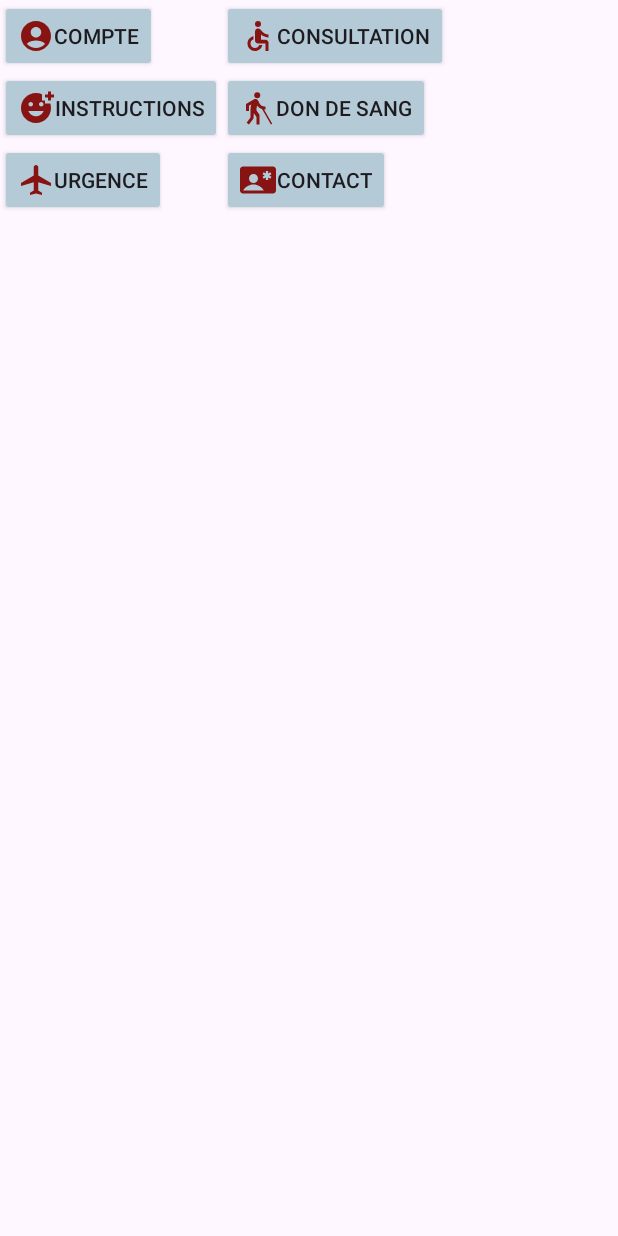
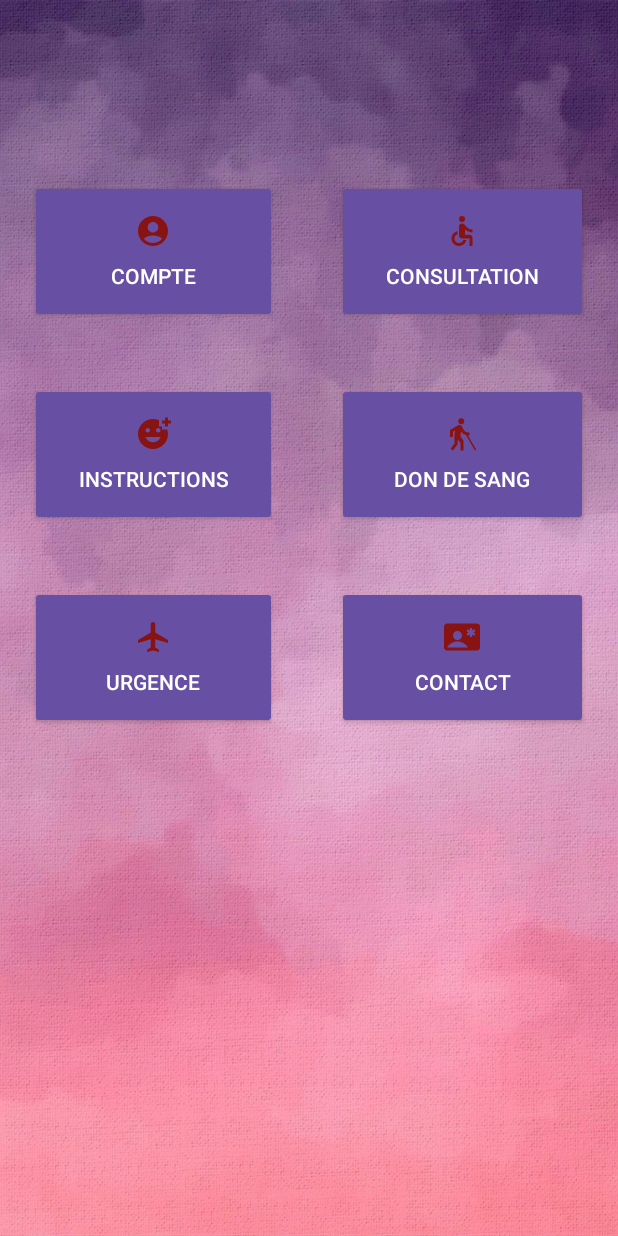
Before and after one commit to ismailoxs/internership-project, an Android app: the Homme1 screen opened directly, with no data from a screen before it, on a phone screen of 412 x 824 dp. Run offline under Robolectric (Android 15) with nearby library versions, the phone set to English and light mode, and no system bars.

Commit message:
acompte_photo creation

```diff
--- a/Inter_Pro/app/build.gradle.kts
+++ b/Inter_Pro/app/build.gradle.kts
@@ -1,6 +1,7 @@
 plugins {
     alias(libs.plugins.androidApplication)
 }
+
 
 android {
     namespace = "com.example.inter_pro"
@@ -32,6 +33,7 @@ android {
 }
 
 dependencies {
+    implementation ("androidx.cardview:cardview:1.0.0")
 
     implementation(libs.appcompat)
     implementation(libs.material)
--- a/Inter_Pro/app/src/main/AndroidManifest.xml
+++ b/Inter_Pro/app/src/main/AndroidManifest.xml
@@ -13,6 +13,9 @@
         android:theme="@style/Theme.Inter_Pro"
         tools:targetApi="31">
         <activity
+            android:name=".CompteActivity"
+            android:exported="false" />
+        <activity
             android:name=".Homme1"
             android:exported="false" />
         <activity
--- a/Inter_Pro/app/src/main/java/com/example/inter_pro/Homme1.java
+++ b/Inter_Pro/app/src/main/java/com/example/inter_pro/Homme1.java
@@ -1,8 +1,11 @@
 package com.example.inter_pro;
 
+import android.annotation.SuppressLint;
+import android.content.Intent;
 import android.content.res.ColorStateList;
 import android.graphics.Color;
 import android.os.Bundle;
+import android.view.View;
 import android.widget.Button;
 import android.widget.GridLayout;
 import android.widget.Toast;
@@ -14,59 +17,28 @@ import androidx.core.view.ViewCompat;
 import androidx.core.view.WindowInsetsCompat;
 
 public class Homme1 extends AppCompatActivity {
+Button compte,consultation,instruction,de_sang,urgence,contact;
+Intent intent;
 
     @Override
     protected void onCreate(Bundle savedInstanceState) {
         super.onCreate(savedInstanceState);
         EdgeToEdge.enable(this);
         setContentView(R.layout.activity_homme1);
-        GridLayout gridLayout = new GridLayout(this);
-        gridLayout.setColumnCount(2); // Set the number of columns
 
-        Button button1 = new Button(this);
-        button1.setText("Compte");
-        ColorStateList colorStateList = ColorStateList.valueOf(Color.parseColor("#B5CAD7"));
-        ViewCompat.setBackgroundTintList(button1, colorStateList);
-        button1.setCompoundDrawablesWithIntrinsicBounds(R.drawable.account, 0, 0, 0);
-        Button button2 = new Button(this);
-        button2.setText("Consultation");
-        ViewCompat.setBackgroundTintList(button2, colorStateList);
-        button2.setCompoundDrawablesWithIntrinsicBounds(R.drawable.consultation, 0, 0, 0);
-
-        Button button3 = new Button(this);
-        button3.setText("Instructions");
-        ViewCompat.setBackgroundTintList(button3, colorStateList);
-        button3.setCompoundDrawablesWithIntrinsicBounds(R.drawable.instruction, 0, 0, 0);
-
-        Button button4 = new Button(this);
-        button4.setText("Don de sang");
-        ViewCompat.setBackgroundTintList(button4, colorStateList);
-
-        button4.setCompoundDrawablesWithIntrinsicBounds(R.drawable.don_de_sang, 0, 0, 0);
-
-        Button button5 = new Button(this);
-        button5.setText("Urgence");
-        ViewCompat.setBackgroundTintList(button5, colorStateList);
-        button5.setCompoundDrawablesWithIntrinsicBounds(R.drawable.urgence, 0, 0, 0);
-
-        Button button6 = new Button(this);
-        button6.setText("Contact");
-        ViewCompat.setBackgroundTintList(button6, colorStateList);
-
-        button6.setCompoundDrawablesWithIntrinsicBounds(R.drawable.contact, 0, 0, 0);
-
-// Add the buttons to the layout
-        gridLayout.addView(button1);
-        gridLayout.addView(button2);
-        gridLayout.addView(button3);
-        gridLayout.addView(button4);
-        gridLayout.addView(button5);
-        gridLayout.addView(button6);
-
-        setContentView(gridLayout);
-
-
-
+    compte=findViewById(R.id.compte);
+    consultation=findViewById(R.id.consultation);
+    instruction=findViewById(R.id.instruction);
+    de_sang=findViewById(R.id.de_sang);
+    urgence=findViewById(R.id.urgance);
+    contact=findViewById(R.id.contact);
+    compte.setOnClickListener(new View.OnClickListener() {
+        @Override
+        public void onClick(View v) {
+            intent=new Intent(Homme1.this, CompteActivity.class);
+            startActivity(intent);
+        }
+    });
 
     }
 }
--- a/Inter_Pro/app/src/main/res/layout/activity_homme1.xml
+++ b/Inter_Pro/app/src/main/res/layout/activity_homme1.xml
@@ -5,80 +5,90 @@
     android:id="@+id/main"
     android:layout_width="match_parent"
     android:layout_height="match_parent"
-    tools:context=".Homme1">
-    <ImageView
-    android:id="@+id/imageView2"
-    android:layout_width="wrap_content"
-    android:layout_height="wrap_content"
-    app:srcCompat="@drawable/backcolor" />
+    tools:context=".Homme1"
+    android:background="@drawable/backcolor"
+    >
+
 
     <GridLayout
         android:layout_width="match_parent"
         android:layout_height="match_parent"
         android:columnCount="2"
-        android:padding="16dp"
-        android:rowCount="3"
+        android:layout_marginTop="100dp"
         app:layout_constraintBottom_toBottomOf="parent"
         app:layout_constraintEnd_toEndOf="parent"
-        app:layout_constraintHorizontal_bias="0.0"
         app:layout_constraintStart_toStartOf="parent"
-        app:layout_constraintTop_toTopOf="parent"
-        app:layout_constraintVertical_bias="0.0">
+        app:layout_constraintTop_toTopOf="parent">
+
 
         <Button
+            android:id="@+id/compte"
             style="@style/Widget.AppCompat.Button"
-            android:layout_width="0dp"
+            android:layout_width="wrap_content"
+            android:layout_height="wrap_content"
+            android:layout_row="0"
+            android:layout_column="0"
+            android:layout_columnWeight="1"
+            android:layout_margin="20dp"
+            android:drawableTop="@drawable/account"
+            android:padding="18dp"
+            android:text="Compte" />
+
+        <Button
+            android:id="@+id/consultation"
+            style="@style/Widget.AppCompat.Button"
+            android:layout_width="wrap_content"
             android:layout_height="wrap_content"
             android:layout_columnWeight="1"
             android:layout_margin="20dp"
-            android:backgroundTint="@color/mycolor2"
-            android:drawableLeft="@drawable/account"
-            android:text="Compte" />
-
+            android:drawableTop="@drawable/consultation"
+            android:padding="18dp"
+            android:text="Consultation" />
 
         <Button
-            android:layout_width="0dp"
+            android:id="@+id/instruction"
+
+            style="@style/Widget.AppCompat.Button"
+            android:layout_width="wrap_content"
             android:layout_height="wrap_content"
             android:layout_columnWeight="1"
             android:layout_margin="20dp"
-            android:drawableLeft="@drawable/consultation"
-            android:padding="8dp"
-            android:text="Consultation" />
+            android:drawableTop="@drawable/instruction"
+            android:padding="18dp"
+            android:text="Instructions" />
 
         <Button
-            android:layout_width="0dp"
+            android:id="@+id/de_sang"
+
+            style="@style/Widget.AppCompat.Button"
+            android:layout_width="wrap_content"
             android:layout_height="wrap_content"
             android:layout_columnWeight="1"
             android:layout_margin="20dp"
-            android:drawableLeft="@drawable/instruction"
-            android:padding="8dp"
-            android:text="Instructions" />
+            android:drawableTop="@drawable/don_de_sang"
+            android:padding="18dp"
+            android:text="Don de sang" />
 
         <Button
-            android:layout_width="0dp"
+            android:id="@+id/urgance"
+            style="@style/Widget.AppCompat.Button"
+            android:layout_width="wrap_content"
             android:layout_height="wrap_content"
             android:layout_columnWeight="1"
             android:layout_margin="20dp"
-            android:drawableLeft="@drawable/don_de_sang"
-            android:padding="8dp"
-            android:text="Don de sang" />
+            android:drawableTop="@drawable/urgence"
+            android:padding="18dp"
+            android:text="Urgence" />
 
         <Button
-            android:layout_width="0dp"
+            android:id="@+id/contact"
+            style="@style/Widget.AppCompat.Button"
+            android:layout_width="wrap_content"
             android:layout_height="wrap_content"
             android:layout_columnWeight="1"
             android:layout_margin="20dp"
-            android:drawableLeft="@drawable/urgence"
-            android:padding="8dp"
-            android:text="Urgence" />
-
-        <Button
-            android:layout_width="0dp"
-            android:layout_height="wrap_content"
-            android:layout_columnWeight="1"
-            android:layout_margin="20dp"
-            android:drawableLeft="@drawable/contact"
-            android:padding="8dp"
+            android:drawableTop="@drawable/contact"
+            android:padding="18dp"
             android:text="Contact" />
 
     </GridLayout>
--- a/Inter_Pro/app/src/main/res/values/colors.xml
+++ b/Inter_Pro/app/src/main/res/values/colors.xml
@@ -3,7 +3,7 @@
     <color name="black">#FF000000</color>
     <color name="white">#FFFFFFFF</color>
     <color name="mycolor1">#885855</color>
-    <color name="mycolor2">#B5CAD7</color>
+    <color name="mycolor2">#FF4081</color>
 
 
 </resources>
```
Also changed, not shown: Inter_Pro/app/src/main/java/com/example/inter_pro/CompteActivity.java (added, +24 -0 lines), Inter_Pro/app/src/main/res/layout/activity_compte.xml (added, +52 -0 lines), Inter_Pro/app/src/main/res/layout/activity_main.xml (+3 -5 lines), Inter_Pro/app/src/main/res/drawable/finalone.png (added).
